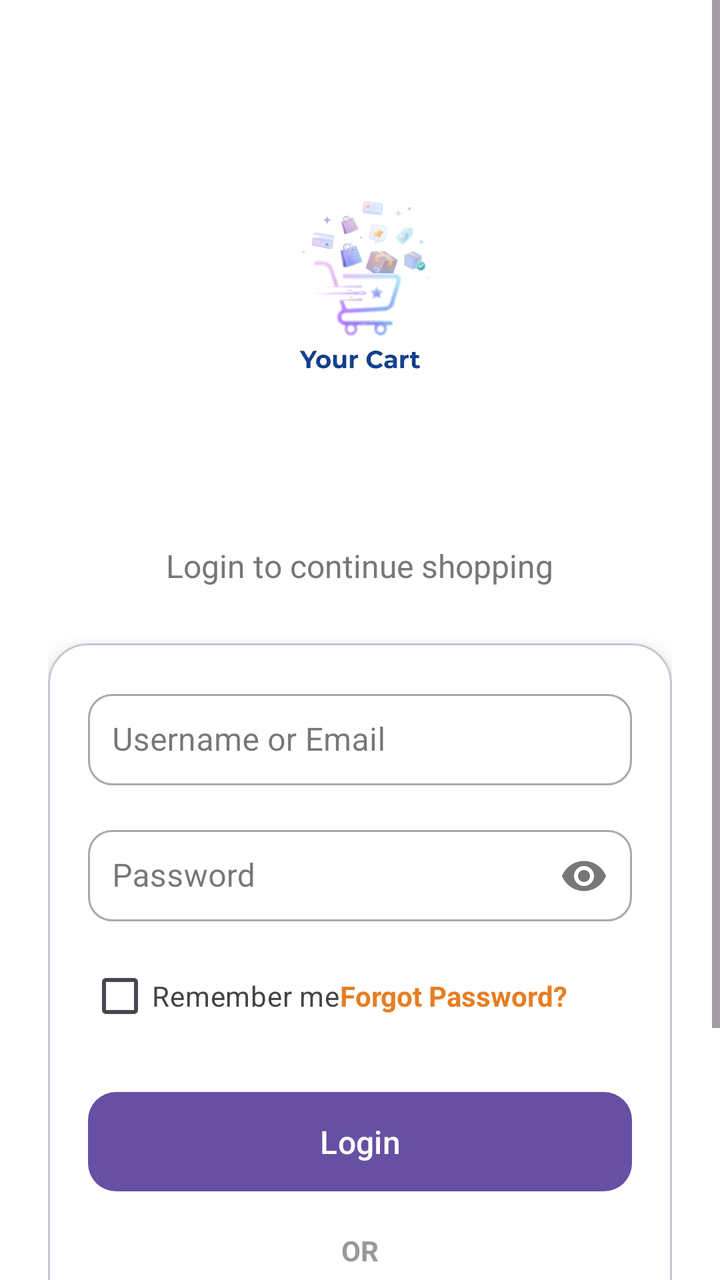
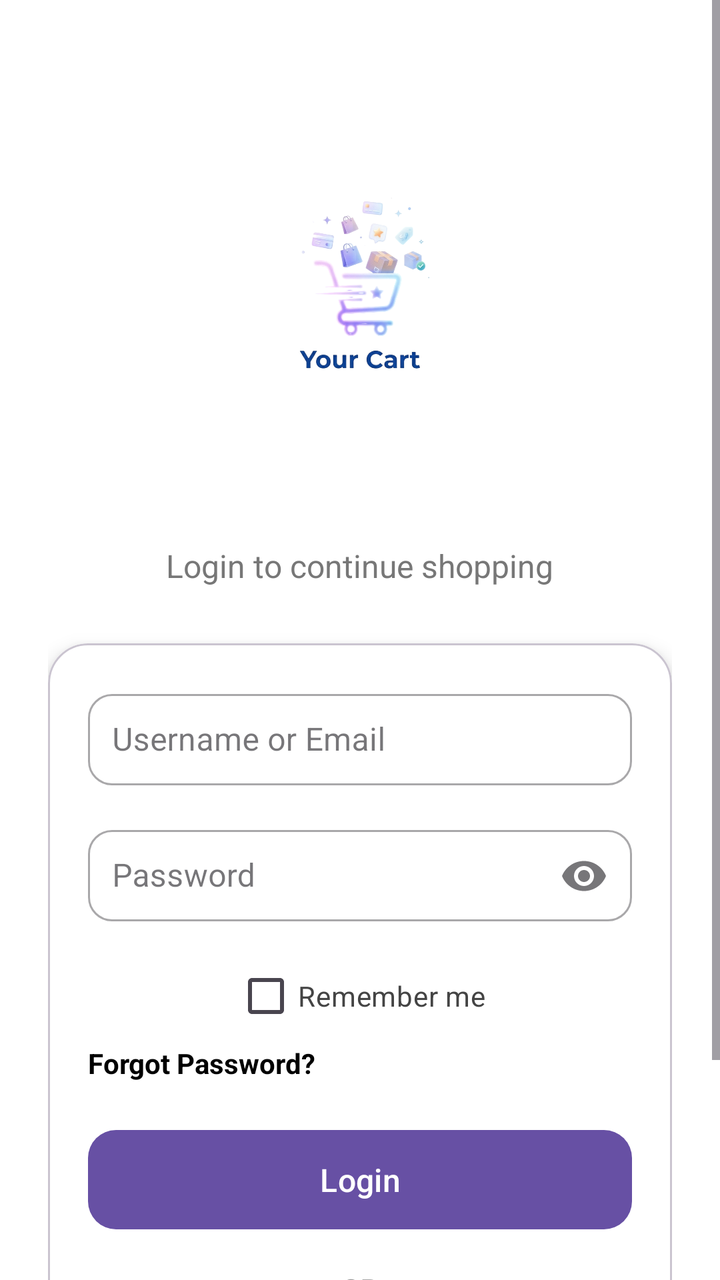

Compare the two renders of this Android layout. The source of the first and the diff that turns it into the second are given below.
<!-- AndroidManifest.xml: application theme Theme.YourCart -->
<!-- res/layout/activity_login.xml -->
<?xml version="1.0" encoding="utf-8"?>
<androidx.constraintlayout.widget.ConstraintLayout xmlns:android="http://schemas.android.com/apk/res/android"
    xmlns:app="http://schemas.android.com/apk/res-auto"
    xmlns:tools="http://schemas.android.com/tools"
    android:id="@+id/main"
    android:layout_width="match_parent"
    android:layout_height="match_parent"
    android:background="@color/white"
    tools:context=".ui.login.LoginActivity">

    <ScrollView
        android:layout_width="0dp"
        android:layout_height="0dp"
        android:fillViewport="true"
        app:layout_constraintBottom_toBottomOf="parent"
        app:layout_constraintEnd_toEndOf="parent"
        app:layout_constraintStart_toStartOf="parent"
        app:layout_constraintTop_toTopOf="parent">

        <LinearLayout
            android:layout_width="match_parent"
            android:layout_height="wrap_content"
            android:gravity="center_horizontal"
            android:orientation="vertical"
            android:padding="24dp">

            <ImageView
                android:id="@+id/imageView"
                android:layout_width="220dp"
                android:layout_height="220dp"
                android:layout_marginTop="20dp"
                android:contentDescription="Shopping app logo"
                android:scaleType="fitCenter"
                app:srcCompat="@drawable/yourcart" />

            <TextView
                android:id="@+id/tvSubtitle"
                android:layout_width="wrap_content"
                android:layout_height="wrap_content"
                android:layout_marginTop="8dp"
                android:text="Login to continue shopping"
                android:textColor="#777777"
                android:textSize="16sp" />

            <com.google.android.material.card.MaterialCardView
                android:layout_width="match_parent"
                android:layout_height="wrap_content"
                android:layout_marginTop="28dp"
                app:cardBackgroundColor="#FFFFFF"
                app:cardCornerRadius="20dp"
                app:cardElevation="6dp">

                <LinearLayout
                    android:layout_width="match_parent"
                    android:layout_height="wrap_content"
                    android:orientation="vertical"
                    android:padding="20dp">

                    <com.google.android.material.textfield.TextInputLayout
                        android:id="@+id/tilUsername"
                        style="@style/Widget.MaterialComponents.TextInputLayout.OutlinedBox"
                        android:layout_width="match_parent"
                        android:layout_height="wrap_content"
                        android:hint="Username or Email"
                        app:boxCornerRadiusBottomEnd="12dp"
                        app:boxCornerRadiusBottomStart="12dp"
                        app:boxCornerRadiusTopEnd="12dp"
                        app:boxCornerRadiusTopStart="12dp">

                        <com.google.android.material.textfield.TextInputEditText
                            android:id="@+id/etUsername"
                            android:layout_width="match_parent"
                            android:layout_height="wrap_content"
                            android:inputType="textEmailAddress"
                            android:padding="12dp" />
                    </com.google.android.material.textfield.TextInputLayout>

                    <com.google.android.material.textfield.TextInputLayout
                        android:id="@+id/tilPassword"
                        style="@style/Widget.MaterialComponents.TextInputLayout.OutlinedBox"
                        android:layout_width="match_parent"
                        android:layout_height="wrap_content"
                        android:layout_marginTop="16dp"
                        android:hint="Password"
                        app:boxCornerRadiusBottomEnd="12dp"
                        app:boxCornerRadiusBottomStart="12dp"
                        app:boxCornerRadiusTopEnd="12dp"
                        app:boxCornerRadiusTopStart="12dp"
                        app:endIconMode="password_toggle">

                        <com.google.android.material.textfield.TextInputEditText
                            android:id="@+id/etPassword"
                            android:layout_width="match_parent"
                            android:layout_height="wrap_content"
                            android:inputType="textPassword"
                            android:padding="12dp" />
                    </com.google.android.material.textfield.TextInputLayout>

                    <LinearLayout
                        android:layout_width="match_parent"
                        android:layout_height="wrap_content"
                        android:layout_marginTop="12dp"
                        android:gravity="center_vertical"
                        android:orientation="horizontal">

                        <CheckBox
                            android:id="@+id/checkBox"
                            android:layout_width="wrap_content"
                            android:layout_height="wrap_content"
                            android:text="Remember me"
                            android:textColor="#444444" />

                        <TextView
                            android:id="@+id/tvForgotPassword"
                            android:layout_width="wrap_content"
                            android:layout_height="wrap_content"
                            android:text="Forgot Password?"
                            android:textColor="#E67E22"
                            android:textStyle="bold" />
                    </LinearLayout>

                    <com.google.android.material.button.MaterialButton
                        android:id="@+id/login"
                        android:layout_width="match_parent"
                        android:layout_height="wrap_content"
                        android:layout_marginTop="20dp"
                        android:padding="14dp"
                        android:text="Login"
                        android:textAllCaps="false"
                        android:textSize="16sp"
                        app:background="@drawable/gradient_bg"
                        app:cornerRadius="14dp" />

                    <TextView
                        android:layout_width="wrap_content"
                        android:layout_height="wrap_content"
                        android:layout_gravity="center"
                        android:layout_marginTop="16dp"
                        android:text="OR"
                        android:textColor="#999999"
                        android:textStyle="bold" />

                    <com.google.android.material.button.MaterialButton
                        android:id="@+id/loginusinggoogle"
                        style="@style/Widget.MaterialComponents.Button.OutlinedButton"
                        android:layout_width="match_parent"
                        android:layout_height="wrap_content"
                        android:layout_marginTop="16dp"
                        android:padding="14dp"
                        android:text="Continue with Google"
                        android:textAllCaps="false"
                        android:textColor="#222222"
                        app:cornerRadius="14dp"
                        app:icon="@android:drawable/ic_dialog_email"
                        app:iconPadding="12dp"
                        app:strokeColor="#DDDDDD"
                        app:strokeWidth="1dp" />

                </LinearLayout>
            </com.google.android.material.card.MaterialCardView>

            <LinearLayout
                android:layout_width="wrap_content"
                android:layout_height="wrap_content"
                android:layout_marginTop="24dp"
                android:gravity="center"
                android:orientation="horizontal">

                <TextView
                    android:layout_width="wrap_content"
                    android:layout_height="wrap_content"
                    android:text="Don’t have an account? "
                    android:textColor="#666666" />

                <TextView
                    android:id="@+id/tvSignUp"
                    android:layout_width="wrap_content"
                    android:layout_height="wrap_content"
                    android:text="Sign Up"
                    android:textColor="#E67E22"
                    android:textStyle="bold" />
            </LinearLayout>

        </LinearLayout>
    </ScrollView>

</androidx.constraintlayout.widget.ConstraintLayout>
<!-- resources referenced by this layout -->
<resources>
  <color name="white">#FFFFFFFF</color>
  <!-- drawable gradient_bg (drawable) -->
  <?xml version="1.0" encoding="utf-8"?>
  <shape xmlns:android="http://schemas.android.com/apk/res/android">
      <gradient
          android:type="linear"
          android:angle="135"
          android:startColor="#0D0D2B"
          android:centerColor="#1A1A4E"
          android:endColor="#0A0A1F" />
  </shape>
  <!-- drawable yourcart: png bitmap (drawable, 185824 bytes) -->
  <style name="Theme.YourCart" parent="Base.Theme.YourCart" />
  <style name="Base.Theme.YourCart" parent="Theme.Material3.Light.NoActionBar">
          
          
      </style>
</resources>

<!-- the commit's change to res/layout/activity_login.xml (unified diff, before → after) -->
@@ -30,6 +30,7 @@
                 android:layout_height="220dp"
                 android:layout_marginTop="20dp"
                 android:contentDescription="Shopping app logo"
+                android:foreground="@drawable/ic_circle_ring"
                 android:scaleType="fitCenter"
                 app:srcCompat="@drawable/yourcart" />
 
@@ -101,12 +102,13 @@
                         android:layout_height="wrap_content"
                         android:layout_marginTop="12dp"
                         android:gravity="center_vertical"
-                        android:orientation="horizontal">
+                        android:orientation="vertical">
 
                         <CheckBox
                             android:id="@+id/checkBox"
                             android:layout_width="wrap_content"
                             android:layout_height="wrap_content"
+                            android:layout_gravity="center"
                             android:text="Remember me"
                             android:textColor="#444444" />
 
@@ -115,7 +117,7 @@
                             android:layout_width="wrap_content"
                             android:layout_height="wrap_content"
                             android:text="Forgot Password?"
-                            android:textColor="#E67E22"
+                            android:textColor="#000000"
                             android:textStyle="bold" />
                     </LinearLayout>
 
@@ -159,28 +161,6 @@
                 </LinearLayout>
             </com.google.android.material.card.MaterialCardView>
 
-            <LinearLayout
-                android:layout_width="wrap_content"
-                android:layout_height="wrap_content"
-                android:layout_marginTop="24dp"
-                android:gravity="center"
-                android:orientation="horizontal">
-
-                <TextView
-                    android:layout_width="wrap_content"
-                    android:layout_height="wrap_content"
-                    android:text="Don’t have an account? "
-                    android:textColor="#666666" />
-
-                <TextView
-                    android:id="@+id/tvSignUp"
-                    android:layout_width="wrap_content"
-                    android:layout_height="wrap_content"
-                    android:text="Sign Up"
-                    android:textColor="#E67E22"
-                    android:textStyle="bold" />
-            </LinearLayout>
-
         </LinearLayout>
     </ScrollView>
 
<!-- resource entries referenced after the edit -->
@@ -11,6 +11,16 @@
           android:centerColor="#1A1A4E"
           android:endColor="#0A0A1F" />
   </shape>
+  <!-- drawable ic_circle_ring (drawable) -->
+  <?xml version="1.0" encoding="utf-8"?>
+  <shape xmlns:android="http://schemas.android.com/apk/res/android"
+      android:shape="ring"
+      android:innerRadiusRatio="2.8"
+      android:thicknessRatio="12"
+      android:useLevel="false">
+      <stroke android:width="2dp" android:color="#3B4FCC" />
+      <solid android:color="@android:color/transparent" />
+  </shape>
   <!-- drawable yourcart: png bitmap (drawable, 185824 bytes) -->
   <style name="Theme.YourCart" parent="Base.Theme.YourCart" />
   <style name="Base.Theme.YourCart" parent="Theme.Material3.Light.NoActionBar">
